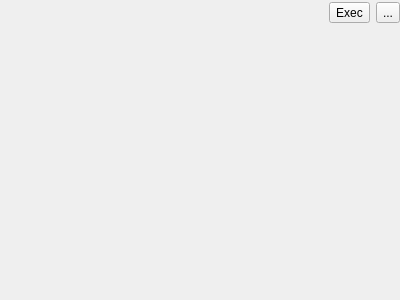
Above: visualization/motion_planning_tasks/src/task_panel.ui from moveit/moveit_task_constructor before the change. Below: the same form after it.
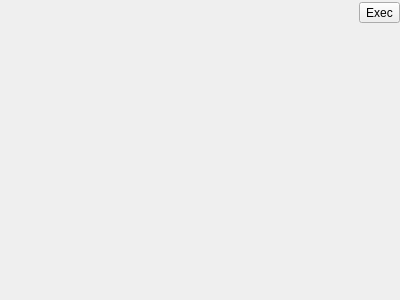
That is the form after the change. Icons and pictures are not drawn.

Commit message:
disable hooks for unused rviz-based task construction
this implementation is far from functional right now
and the button confuses users.

```diff
--- a/visualization/motion_planning_tasks/src/task_panel.ui
+++ b/visualization/motion_planning_tasks/src/task_panel.ui
@@ -57,20 +57,6 @@
        </property>
       </widget>
      </item>
-     <item>
-      <widget class="QToolButton" name="button_show_stage_dock_widget">
-       <property name="toolTip">
-        <string>Show available stages</string>
-       </property>
-       <property name="text">
-        <string>...</string>
-       </property>
-       <property name="icon">
-        <iconset resource="resources.qrc">
-         <normaloff>:/icons/new-stage.png</normaloff>:/icons/new-stage.png</iconset>
-       </property>
-      </widget>
-     </item>
     </layout>
    </item>
    <item>
```
The commit also changes 1 other file.
